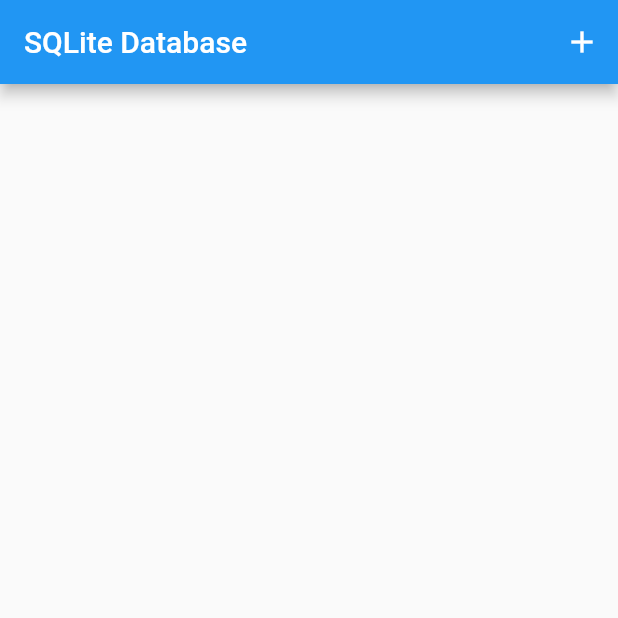
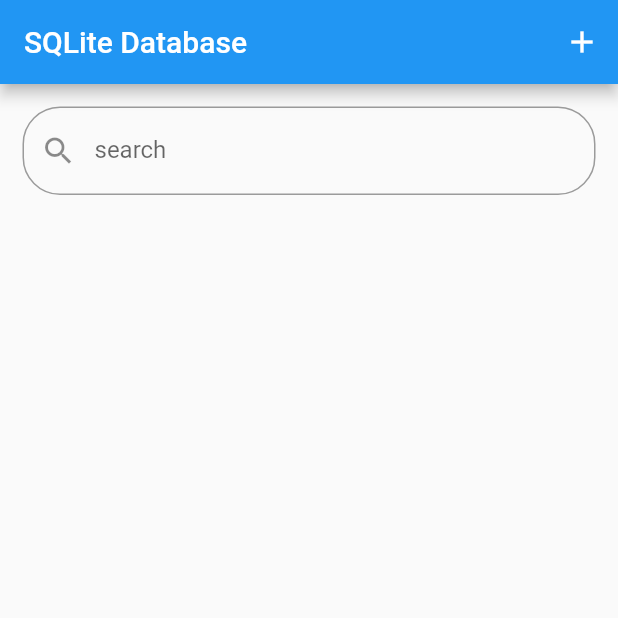
Before and after one commit to AliHG/sqflite-courses-db, a Flutter app: the screen it shows after launch, on a phone screen of 412 x 824 dp, the top half of it. Run offline on Flutter 3.47's test engine with Material 2 defaults, Android fonts, the phone set to English and light mode, and no system bars; our stand-ins replace sqflite; accounts and stored records are empty.

Commit message:
Add Search & Filtering with FutureBuilder

```diff
--- a/lib/screens/home.dart
+++ b/lib/screens/home.dart
@@ -12,8 +12,7 @@ class Home extends StatefulWidget {
 }
 
 class _HomeState extends State<Home> {
-  Future<List<Map<String, dynamic>>> _coursesFuture;
-
+  Future<List> _coursesFuture;
   DatabaseHelper helper = DatabaseHelper.instance;
 
   @override
@@ -28,6 +27,24 @@ class _HomeState extends State<Home> {
 
   Future<List<Map<String, dynamic>>> getAllCourses() async {
     return await helper.getAllCourses();
+  }
+
+  void filterSearch(String query) async {
+    List<Map> searchList = await getAllCourses();
+    List<Map> queryList = [];
+    if (query.isNotEmpty) {
+      // for(var item in searchList){
+      searchList.forEach((item) {
+        Course course = Course.fromMap(item);
+        if (course.name.toLowerCase().contains(query.toLowerCase())) {
+          queryList.add(item);
+        }
+      });
+      _coursesFuture = Future.value(queryList);
+      return;
+    } else {
+      updateCourses();
+    }
   }
 
   @override
@@ -48,7 +65,28 @@ class _HomeState extends State<Home> {
           )
         ],
       ),
-      body: FutureBuilder(
+      body: Column(
+        children: [
+          Padding(
+            padding: const EdgeInsets.all(15.0),
+            child: TextField(
+              decoration: InputDecoration(
+                hintText: 'search ...',
+                labelText: 'search',
+                prefixIcon: Icon(Icons.search),
+                border: OutlineInputBorder(
+                  borderRadius: BorderRadius.all(Radius.circular(25)),
+                ),
+              ),
+              onChanged: (value) {
+                setState(() {
+                  filterSearch(value);
+                });
+              },
+            ),
+          ),
+          Expanded(
+            child: FutureBuilder(
               future: _coursesFuture,
               builder: (BuildContext context, AsyncSnapshot snapshot) {
                 // switch (snapshot.connectionState) {
@@ -84,7 +122,8 @@ class _HomeState extends State<Home> {
                     itemBuilder: (context, index) {
                       Course course = Course.fromMap(snapshot.data[index]);
                       return Card(
-                  margin: EdgeInsets.symmetric(vertical: 8, horizontal: 8),
+                        margin:
+                            EdgeInsets.symmetric(vertical: 8, horizontal: 8),
                         child: ListTile(
                           key: UniqueKey(),
                           title: Text(
@@ -117,7 +156,8 @@ class _HomeState extends State<Home> {
                                       await Navigator.push(
                                         context,
                                         MaterialPageRoute(
-                                    builder: (context) => CourseUpdate(course),
+                                          builder: (context) =>
+                                              CourseUpdate(course),
                                         ),
                                       );
                                       setState(() {
@@ -144,6 +184,9 @@ class _HomeState extends State<Home> {
                 }
               },
             ),
+          ),
+        ],
+      ),
     );
   }
 }
```
Lines whose indentation alone changed are shown as unchanged.
